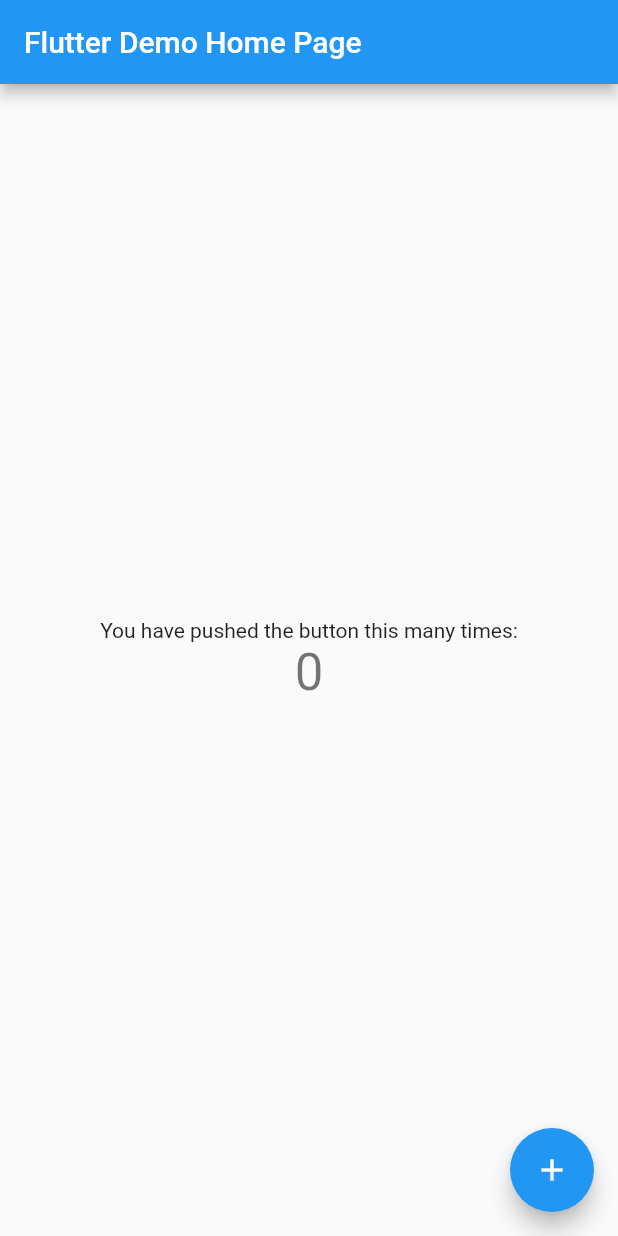
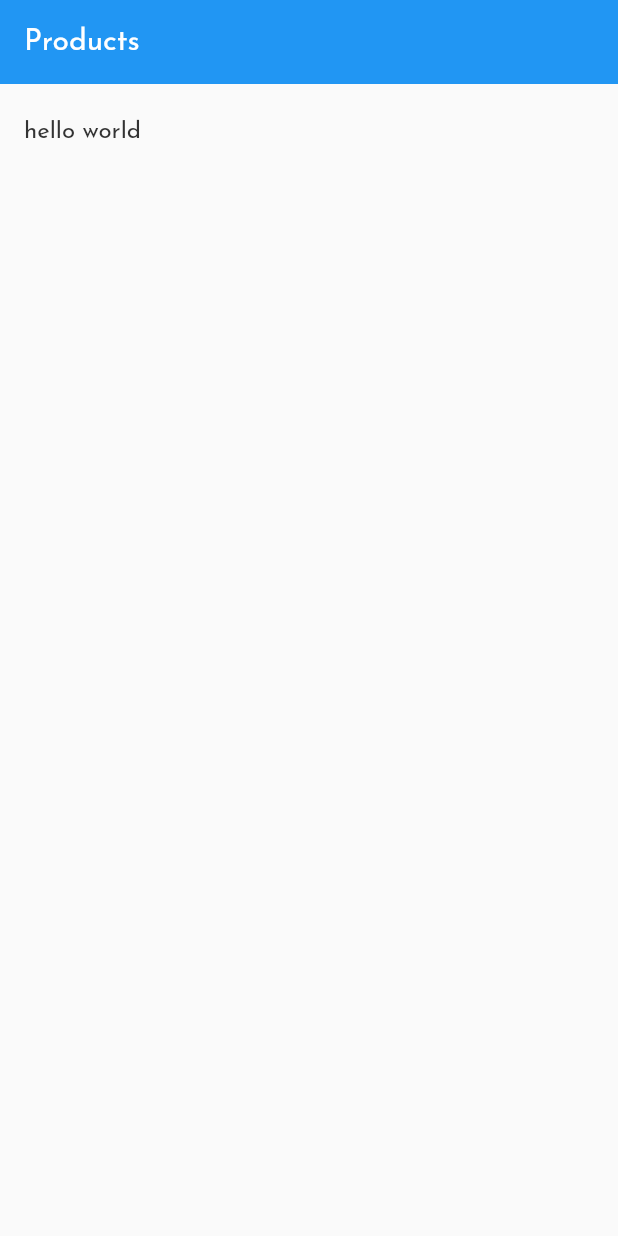
Before and after one commit to Marishwaran99/ToysShop, a Flutter app: the screen it shows after launch, on a phone screen of 412 x 824 dp. Run offline on Flutter 3.47's test engine with Material 2 defaults, Android fonts, the phone set to English and light mode, and no system bars.

Commit message:
add styles in theme data

```diff
--- a/lib/main.dart
+++ b/lib/main.dart
@@ -9,53 +9,27 @@ class MyApp extends StatelessWidget {
     return MaterialApp(
       title: 'Flutter Demo',
       theme: ThemeData(
-        // This is the theme of your application.
-        //
-        // Try running your application with "flutter run". You'll see the
-        // application has a blue toolbar. Then, without quitting the app, try
-        // changing the primarySwatch below to Colors.green and then invoke
-        // "hot reload" (press "r" in the console where you ran "flutter run",
-        // or simply save your changes to "hot reload" in a Flutter IDE).
-        // Notice that the counter didn't reset back to zero; the application
-        // is not restarted.
-        primarySwatch: Colors.blue,
+        fontFamily: 'Josefin',
+        textTheme: TextTheme(
+          headline:TextStyle(fontSize:24, fontWeight:FontWeight.bold),
+          title:TextStyle(fontSize:18, fontWeight:FontWeight.bold),
+          subtitle: TextStyle(fontSize:16, fontWeight:FontWeight.w600,color:Color(0xff222222)),
+          body1:TextStyle(fontSize:16, color: Color(0xff333333)),
+          body2:TextStyle(fontSize:14, color: Color(0xff333333)),
+          caption:TextStyle(fontSize:12, color: Color(0xff222222)),
+        )
       ),
-      home: MyHomePage(title: 'Flutter Demo Home Page'),
+      home: HomePage(),
     );
   }
 }
 
-class MyHomePage extends StatefulWidget {
-  MyHomePage({Key key, this.title}) : super(key: key);
-
-  // This widget is the home page of your application. It is stateful, meaning
-  // that it has a State object (defined below) that contains fields that affect
-  // how it looks.
-
-  // This class is the configuration for the state. It holds the values (in this
-  // case the title) provided by the parent (in this case the App widget) and
-  // used by the build method of the State. Fields in a Widget subclass are
-  // always marked "final".
-
-  final String title;
-
+class HomePage extends StatefulWidget {
   @override
-  _MyHomePageState createState() => _MyHomePageState();
+  _HomePageState createState() => _HomePageState();
 }
 
-class _MyHomePageState extends State<MyHomePage> {
-  int _counter = 0;
-
-  void _incrementCounter() {
-    setState(() {
-      // This call to setState tells the Flutter framework that something has
-      // changed in this State, which causes it to rerun the build method below
-      // so that the display can reflect the updated values. If we changed
-      // _counter without calling setState(), then the build method would not be
-      // called again, and so nothing would appear to happen.
-      _counter++;
-    });
-  }
+class _HomePageState extends State<HomePage> {
 
   @override
   Widget build(BuildContext context) {
@@ -67,45 +41,15 @@ class _MyHomePageState extends State<MyHomePage> {
     // than having to individually change instances of widgets.
     return Scaffold(
       appBar: AppBar(
-        // Here we take the value from the MyHomePage object that was created by
-        // the App.build method, and use it to set our appbar title.
-        title: Text(widget.title),
+        elevation: 0,
+        title: Text('Products'),
       ),
-      body: Center(
-        // Center is a layout widget. It takes a single child and positions it
-        // in the middle of the parent.
-        child: Column(
-          // Column is also a layout widget. It takes a list of children and
-          // arranges them vertically. By default, it sizes itself to fit its
-          // children horizontally, and tries to be as tall as its parent.
-          //
-          // Invoke "debug painting" (press "p" in the console, choose the
-          // "Toggle Debug Paint" action from the Flutter Inspector in Android
-          // Studio, or the "Toggle Debug Paint" command in Visual Studio Code)
-          // to see the wireframe for each widget.
-          //
-          // Column has various properties to control how it sizes itself and
-          // how it positions its children. Here we use mainAxisAlignment to
-          // center the children vertically; the main axis here is the vertical
-          // axis because Columns are vertical (the cross axis would be
-          // horizontal).
-          mainAxisAlignment: MainAxisAlignment.center,
-          children: <Widget>[
-            Text(
-              'You have pushed the button this many times:',
-            ),
-            Text(
-              '$_counter',
-              style: Theme.of(context).textTheme.display1,
-            ),
-          ],
-        ),
-      ),
-      floatingActionButton: FloatingActionButton(
-        onPressed: _incrementCounter,
-        tooltip: 'Increment',
-        child: Icon(Icons.add),
-      ), // This trailing comma makes auto-formatting nicer for build methods.
-    );
+      body: SingleChildScrollView(
+
+        child:Container(
+          padding:EdgeInsets.symmetric(horizontal:16, vertical:24),
+        child:Text('hello world')
+      )
+    ));
   }
 }
```
Also changed, not shown: pubspec.yaml (+5 -5 lines), fonts/JosefinSans-Regular.ttf (added).
